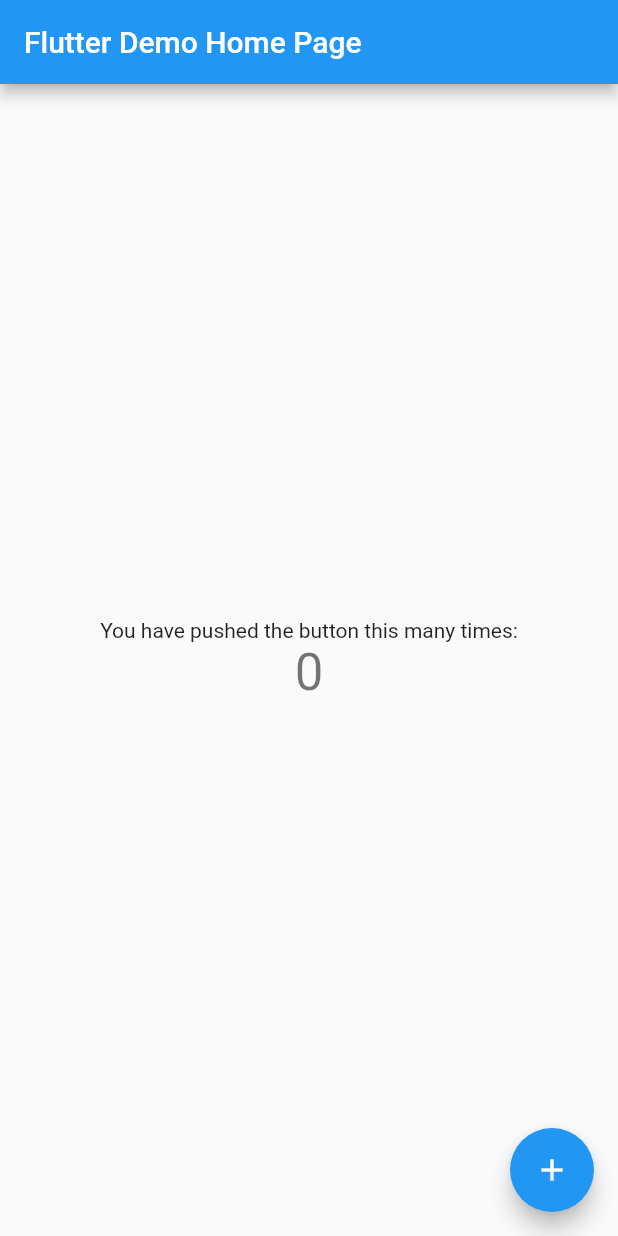
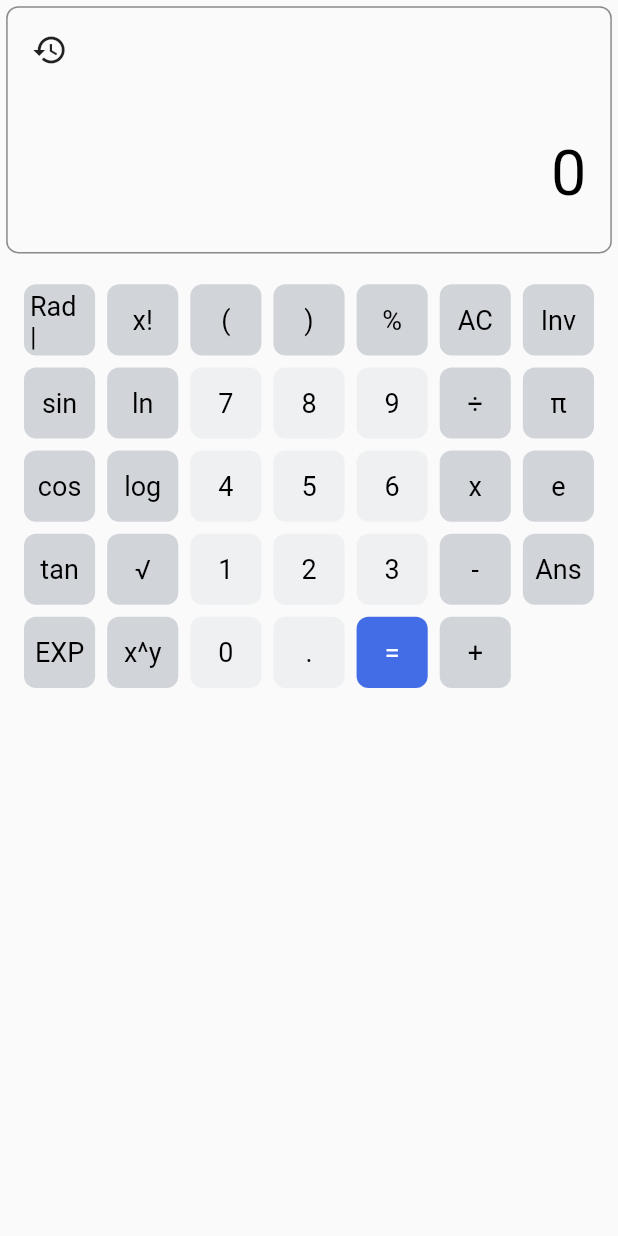
Before and after one commit to IbiraJr/calculatorapp, a Flutter app: the screen it shows after launch, on a phone screen of 412 x 824 dp. Run offline on Flutter 3.47's test engine with Material 2 defaults, Android fonts, the phone set to English and light mode, and no system bars.

Commit message:
calculator funcionalites

```diff
--- a/lib/main.dart
+++ b/lib/main.dart
@@ -1,3 +1,4 @@
+import 'package:calculatorapp/view/calculator_view/calculator_view.dart';
 import 'package:flutter/material.dart';
 
 void main() {
@@ -7,109 +8,14 @@ void main() {
 class MyApp extends StatelessWidget {
   const MyApp({Key? key}) : super(key: key);
 
-  // This widget is the root of your application.
   @override
   Widget build(BuildContext context) {
     return MaterialApp(
-      title: 'Flutter Demo',
+      debugShowCheckedModeBanner: false,
       theme: ThemeData(
-        // This is the theme of your application.
-        //
-        // Try running your application with "flutter run". You'll see the
-        // application has a blue toolbar. Then, without quitting the app, try
-        // changing the primarySwatch below to Colors.green and then invoke
-        // "hot reload" (press "r" in the console where you ran "flutter run",
-        // or simply save your changes to "hot reload" in a Flutter IDE).
-        // Notice that the counter didn't reset back to zero; the application
-        // is not restarted.
         primarySwatch: Colors.blue,
       ),
-      home: const MyHomePage(title: 'Flutter Demo Home Page'),
+      home: const CalculatorView(),
     );
   }
 }
-
-class MyHomePage extends StatefulWidget {
-  const MyHomePage({Key? key, required this.title}) : super(key: key);
-
-  // This widget is the home page of your application. It is stateful, meaning
-  // that it has a State object (defined below) that contains fields that affect
-  // how it looks.
-
-  // This class is the configuration for the state. It holds the values (in this
-  // case the title) provided by the parent (in this case the App widget) and
-  // used by the build method of the State. Fields in a Widget subclass are
-  // always marked "final".
-
-  final String title;
-
-  @override
-  State<MyHomePage> createState() => _MyHomePageState();
-}
-
-class _MyHomePageState extends State<MyHomePage> {
-  int _counter = 0;
-
-  void _incrementCounter() {
-    setState(() {
-      // This call to setState tells the Flutter framework that something has
-      // changed in this State, which causes it to rerun the build method below
-      // so that the display can reflect the updated values. If we changed
-      // _counter without calling setState(), then the build method would not be
-      // called again, and so nothing would appear to happen.
-      _counter++;
-    });
-  }
-
-  @override
-  Widget build(BuildContext context) {
-    // This method is rerun every time setState is called, for instance as done
-    // by the _incrementCounter method above.
-    //
-    // The Flutter framework has been optimized to make rerunning build methods
-    // fast, so that you can just rebuild anything that needs updating rather
-    // than having to individually change instances of widgets.
-    return Scaffold(
-      appBar: AppBar(
-        // Here we take the value from the MyHomePage object that was created by
-        // the App.build method, and use it to set our appbar title.
-        title: Text(widget.title),
-      ),
-      body: Center(
-        // Center is a layout widget. It takes a single child and positions it
-        // in the middle of the parent.
-        child: Column(
-          // Column is also a layout widget. It takes a list of children and
-          // arranges them vertically. By default, it sizes itself to fit its
-          // children horizontally, and tries to be as tall as its parent.
-          //
-          // Invoke "debug painting" (press "p" in the console, choose the
-          // "Toggle Debug Paint" action from the Flutter Inspector in Android
-          // Studio, or the "Toggle Debug Paint" command in Visual Studio Code)
-          // to see the wireframe for each widget.
-          //
-          // Column has various properties to control how it sizes itself and
-          // how it positions its children. Here we use mainAxisAlignment to
-          // center the children vertically; the main axis here is the vertical
-          // axis because Columns are vertical (the cross axis would be
-          // horizontal).
-          mainAxisAlignment: MainAxisAlignment.center,
-          children: <Widget>[
-            const Text(
-              'You have pushed the button this many times:',
-            ),
-            Text(
-              '$_counter',
-              style: Theme.of(context).textTheme.headline4,
-            ),
-          ],
-        ),
-      ),
-      floatingActionButton: FloatingActionButton(
-        onPressed: _incrementCounter,
-        tooltip: 'Increment',
-        child: const Icon(Icons.add),
-      ), // This trailing comma makes auto-formatting nicer for build methods.
-    );
-  }
-}
--- /dev/null
+++ b/lib/util/constants.dart
@@ -0,0 +1,50 @@
+import 'package:flutter/foundation.dart';
+import 'package:flutter/material.dart';
+
+class Constants {
+  static const TextStyle calculatorStyle = TextStyle(
+    color: Colors.black,
+  );
+  static bool isMobile = (kIsWeb &&
+          (defaultTargetPlatform == TargetPlatform.iOS ||
+              defaultTargetPlatform == TargetPlatform.android)) ||
+              defaultTargetPlatform == TargetPlatform.iOS ||
+              defaultTargetPlatform == TargetPlatform.android;
+
+  static const List<String> buttons = [
+    'Rad | Deg',
+    'x!',
+    '(',
+    ')',
+    '%',
+    'AC',
+    'Inv',
+    'sin',
+    'ln',
+    '7',
+    '8',
+    '9',
+    '÷',
+    'π',
+    'cos',
+    'log',
+    '4',
+    '5',
+    '6',
+    'x',
+    'e',
+    'tan',
+    '√',
+    '1',
+    '2',
+    '3',
+    '-',
+    'Ans',
+    'EXP',
+    'x^y',
+    '0',
+    '.',
+    '=',
+    '+',
+  ];
+}
--- a/lib/view/calculator_view/calculator_view.dart
+++ b/lib/view/calculator_view/calculator_view.dart
@@ -0,0 +1,119 @@
+import 'package:calculatorapp/util/constants.dart';
+import 'package:calculatorapp/view/calculator_view/calculator_view_model.dart';
+import 'package:calculatorapp/view/components/calculator_button.dart';
+import 'package:flutter/material.dart';
+
+class CalculatorView extends StatefulWidget {
+  const CalculatorView({Key? key}) : super(key: key);
+
+  @override
+  State<CalculatorView> createState() => _CalculatorViewState();
+}
+
+class _CalculatorViewState extends State<CalculatorView> {
+  final TextEditingController _textEditingController = TextEditingController();
+  late CalculatorViewModel _calculatorViewModel;
+  @override
+  void initState() {
+    _calculatorViewModel = CalculatorViewModel();
+    super.initState();
+  }
+
+  @override
+  void dispose() {
+    _textEditingController.dispose();
+    super.dispose();
+  }
+
+  double? firstNumber;
+  double? secondNumber;
+
+  @override
+  Widget build(BuildContext context) {
+    return Scaffold(
+      body: SafeArea(
+        child: Column(
+          children: [
+            Container(
+              margin: EdgeInsets.all(MediaQuery.of(context).size.width * 0.01),
+              padding: const EdgeInsets.all(16),
+              height: MediaQuery.of(context).size.height * 0.2,
+              decoration: BoxDecoration(
+                border: Border.all(
+                  color: Colors.black45,
+                ),
+                borderRadius: BorderRadius.circular(8),
+              ),
+              child: Stack(
+                children: [
+                  const Align(
+                    alignment: Alignment.topLeft,
+                    child: Icon(
+                      Icons.history,
+                    ),
+                  ),
+                  Align(
+                    alignment: Alignment.bottomCenter,
+                    child: TextField(
+                      controller: _textEditingController,
+                      readOnly: true,
+                      textAlign: TextAlign.end,
+                      style: Constants.calculatorStyle.copyWith(fontSize: 42),
+                      decoration: InputDecoration(
+                          border: InputBorder.none,
+                          hintText: '0',
+                          alignLabelWithHint: true,
+                          hintStyle:
+                              Constants.calculatorStyle.copyWith(fontSize: 42)),
+                    ),
+                  ),
+                ],
+              ),
+            ),
+            GridView.builder(
+              shrinkWrap: true,
+              padding: EdgeInsets.symmetric(
+                horizontal: 16,
+                vertical: MediaQuery.of(context).size.height * 0.02,
+              ),
+              physics: const NeverScrollableScrollPhysics(),
+              gridDelegate: SliverGridDelegateWithFixedCrossAxisCount(
+                crossAxisCount: 7,
+                crossAxisSpacing: 8,
+                childAspectRatio: Constants.isMobile ? 1 : 2 / 1,
+                mainAxisSpacing: 8,
+              ),
+              itemBuilder: (context, index) {
+                if (int.tryParse(Constants.buttons[index]) != null ||
+                    Constants.buttons[index] == ".") {
+                  return CalculatorButton(
+                    text: Constants.buttons[index],
+                    onTap: () {
+                      _textEditingController.text += Constants.buttons[index];
+                    },
+                    color: const Color(0xFFEEF0F1),
+                  );
+                }
+                return CalculatorButton(
+                  text: Constants.buttons[index],
+                  textColor:
+                      Constants.buttons[index] == "=" ? Colors.white : null,
+                  onTap: () {
+                    _textEditingController.text =
+                        _calculatorViewModel.onClickOperators(
+                            Constants.buttons[index],
+                            _textEditingController.text);
+                  },
+                  color: Color(Constants.buttons[index] == "="
+                      ? 0xFF436DE7
+                      : 0xFFD1D4D9),
+                );
+              },
+              itemCount: Constants.buttons.length,
+            )
+          ],
+        ),
+      ),
+    );
+  }
+}
--- a/lib/view/calculator_view/calculator_view_model.dart
+++ b/lib/view/calculator_view/calculator_view_model.dart
@@ -0,0 +1,65 @@
+class CalculatorViewModel {
+  double? _firstNumber;
+  double? _secondNumber;
+  String? _operation;
+
+  String? get operation => _operation;
+  double? get firstNumber => _firstNumber;
+  double? get secondNumber => _secondNumber;
+
+  void setOperation(String operation) {
+    _operation = operation;
+  }
+
+  String onClickOperators(String operation, String number) {
+    if (double.tryParse(number) != null) {
+      if (_operation == "AC") {
+        _clearNumbers();
+      }
+      if (operation == "÷" ||
+          operation == "x" ||
+          operation == "+" ||
+          operation == "-") {
+        setOperation(operation);
+        if (firstNumber != null) {
+          _secondNumber = double.parse(number);
+        } else {
+          _firstNumber = double.parse(number);
+        }
+      }
+
+      if (operation == "=") {
+        String? result;
+        _secondNumber ??= double.parse(number);
+        if (_operation == "÷") result = _division();
+        if (_operation == "x") result = _multiplication();
+        if (_operation == "+") result = _addition();
+        if (_operation == "-") result = _subtraction();
+        _clearNumbers();
+        return result!;
+      }
+    }
+    return '';
+  }
+
+  String _division() {
+    return (firstNumber! / secondNumber!).toString();
+  }
+
+  String _addition() {
+    return (firstNumber! + secondNumber!).toString();
+  }
+
+  String _multiplication() {
+    return (firstNumber! * secondNumber!).toString();
+  }
+
+  String _subtraction() {
+    return (firstNumber! - secondNumber!).toString();
+  }
+
+  void _clearNumbers() {
+    _firstNumber = null;
+    _secondNumber = null;
+  }
+}
--- /dev/null
+++ b/lib/view/components/calculator_button.dart
@@ -0,0 +1,37 @@
+import 'package:calculatorapp/util/constants.dart';
+import 'package:flutter/material.dart';
+
+class CalculatorButton extends StatelessWidget {
+  const CalculatorButton({
+    required this.text,
+    required this.color,
+    required this.onTap,
+    this.textColor,
+    Key? key,
+  }) : super(key: key);
+  final String text;
+  final Color color;
+  final Function onTap;
+  final Color? textColor;
+  @override
+  Widget build(BuildContext context) {
+    return InkWell(
+      onTap: () => onTap(),
+      child: Container(
+        decoration: BoxDecoration(
+          borderRadius: BorderRadius.circular(8),
+          color: color,
+        ),
+        padding: const EdgeInsets.all(4),
+        child: Center(
+          child: Text(
+            text,
+            style: Constants.calculatorStyle.copyWith(
+                color: textColor ?? Colors.black,
+                fontSize: Constants.isMobile ? 18 : 28),
+          ),
+        ),
+      ),
+    );
+  }
+}
```
